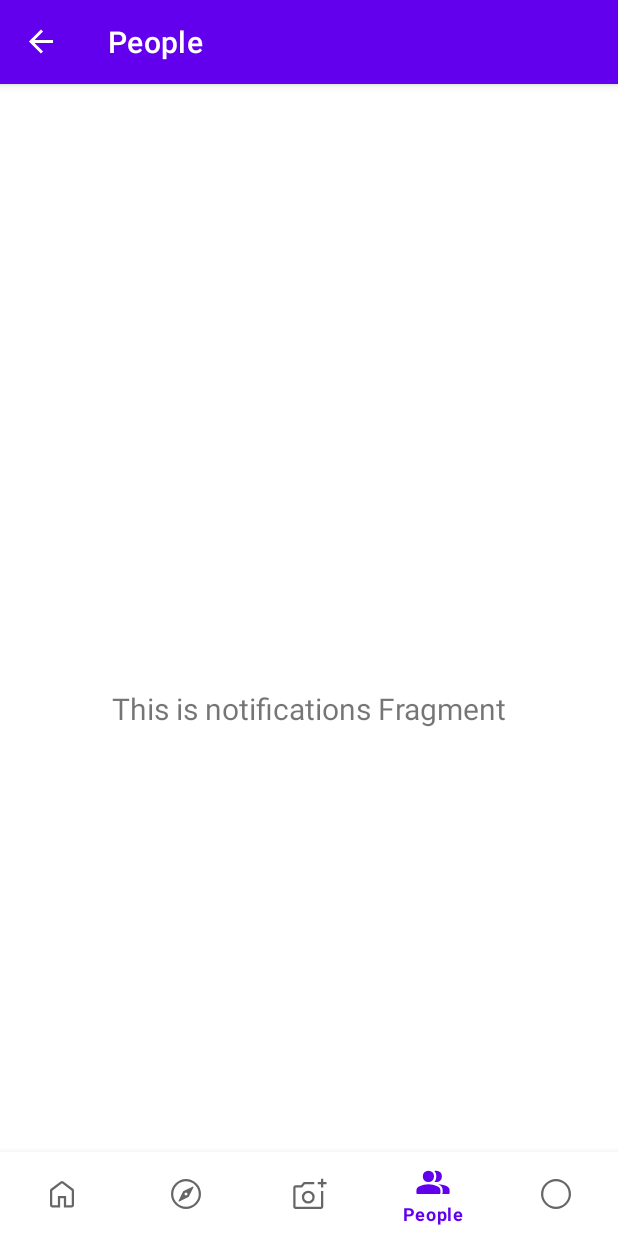
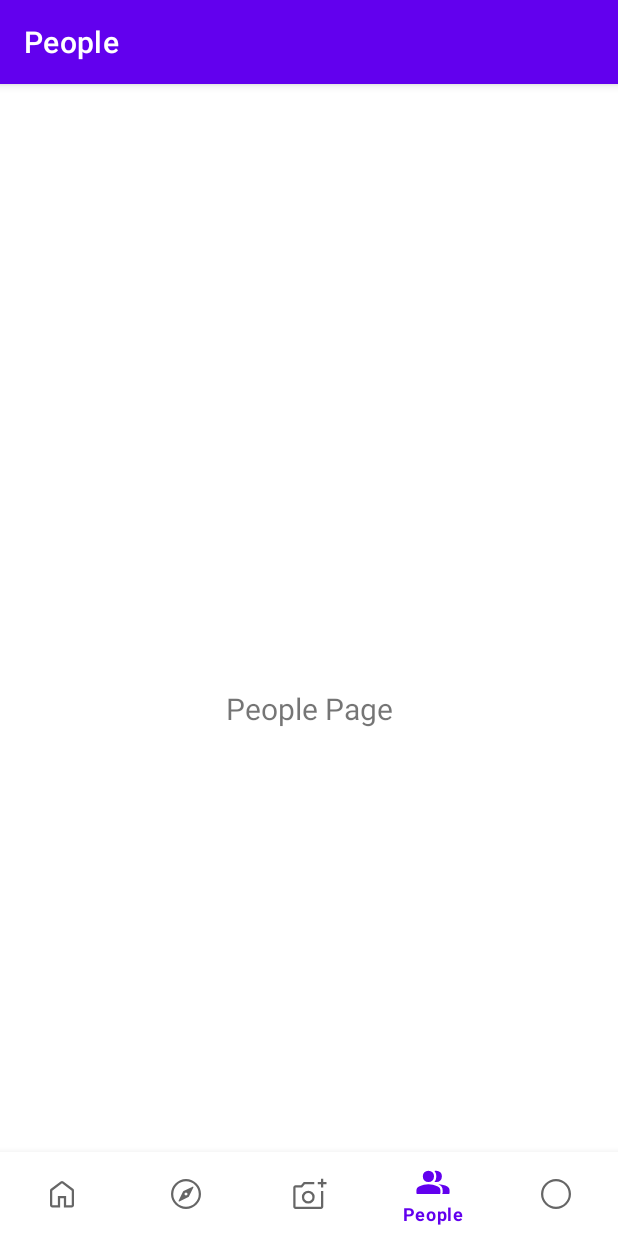
Before and after one commit to aflah02/MapMates, an Android app: the screen it shows after launch (MainActivity), item 4 of the bottom bar chosen, on a phone screen of 412 x 824 dp. Run offline under Robolectric (Android 15) with nearby library versions, the phone set to English and light mode, and no system bars; our stand-ins replace navigation-ui.

Commit message:
Added all fragments

```diff
--- a/MapMates/app/src/main/java/com/example/mapmates/MainActivity.kt
+++ b/MapMates/app/src/main/java/com/example/mapmates/MainActivity.kt
@@ -26,7 +26,7 @@ class MainActivity : AppCompatActivity() {
         // menu should be considered as top level destinations.
         val appBarConfiguration = AppBarConfiguration(
             setOf(
-                R.id.navigation_home, R.id.navigation_explore, R.id.navigation_upload
+                R.id.navigation_home, R.id.navigation_explore, R.id.navigation_upload, R.id.navigation_people, R.id.navigation_profile
             )
         )
         setupActionBarWithNavController(navController, appBarConfiguration)
--- /dev/null
+++ b/MapMates/app/src/main/java/com/example/mapmates/ui/people/PeopleFragment.kt
@@ -0,0 +1,44 @@
+package com.example.mapmates.ui.people
+
+import android.os.Bundle
+import android.view.LayoutInflater
+import android.view.View
+import android.view.ViewGroup
+import android.widget.TextView
+import androidx.fragment.app.Fragment
+import androidx.lifecycle.Observer
+import androidx.lifecycle.ViewModelProvider
+import com.example.mapmates.databinding.FragmentPeopleBinding
+
+class PeopleFragment : Fragment() {
+
+    private lateinit var peopleViewModel: PeopleViewModel
+    private var _binding: FragmentPeopleBinding? = null
+
+    // This property is only valid between onCreateView and
+    // onDestroyView.
+    private val binding get() = _binding!!
+
+    override fun onCreateView(
+        inflater: LayoutInflater,
+        container: ViewGroup?,
+        savedInstanceState: Bundle?
+    ): View? {
+        peopleViewModel =
+            ViewModelProvider(this).get(PeopleViewModel::class.java)
+
+        _binding = FragmentPeopleBinding.inflate(inflater, container, false)
+        val root: View = binding.root
+
+        val textView: TextView = binding.textPeople
+        peopleViewModel.text.observe(viewLifecycleOwner, Observer {
+            textView.text = it
+        })
+        return root
+    }
+
+    override fun onDestroyView() {
+        super.onDestroyView()
+        _binding = null
+    }
+}
--- /dev/null
+++ b/MapMates/app/src/main/java/com/example/mapmates/ui/people/PeopleViewModel.kt
@@ -0,0 +1,14 @@
+package com.example.mapmates.ui.people
+
+
+import androidx.lifecycle.LiveData
+import androidx.lifecycle.MutableLiveData
+import androidx.lifecycle.ViewModel
+
+class PeopleViewModel : ViewModel() {
+
+    private val _text = MutableLiveData<String>().apply {
+        value = "People Page"
+    }
+    val text: LiveData<String> = _text
+}
--- /dev/null
+++ b/MapMates/app/src/main/res/layout/fragment_people.xml
@@ -0,0 +1,22 @@
+<?xml version="1.0" encoding="utf-8"?>
+<androidx.constraintlayout.widget.ConstraintLayout xmlns:android="http://schemas.android.com/apk/res/android"
+    xmlns:app="http://schemas.android.com/apk/res-auto"
+    xmlns:tools="http://schemas.android.com/tools"
+    android:layout_width="match_parent"
+    android:layout_height="match_parent"
+    tools:context=".ui.people.PeopleFragment">
+
+    <TextView
+        android:id="@+id/text_people"
+        android:layout_width="match_parent"
+        android:layout_height="wrap_content"
+        android:layout_marginStart="8dp"
+        android:layout_marginTop="8dp"
+        android:layout_marginEnd="8dp"
+        android:textAlignment="center"
+        android:textSize="20sp"
+        app:layout_constraintBottom_toBottomOf="parent"
+        app:layout_constraintEnd_toEndOf="parent"
+        app:layout_constraintStart_toStartOf="parent"
+        app:layout_constraintTop_toTopOf="parent" />
+</androidx.constraintlayout.widget.ConstraintLayout>
--- a/MapMates/app/src/main/res/navigation/mobile_navigation.xml
+++ b/MapMates/app/src/main/res/navigation/mobile_navigation.xml
@@ -13,26 +13,26 @@
 
     <fragment
         android:id="@+id/navigation_explore"
-        android:name="com.example.mapmates.ui.dashboard.DashboardFragment"
+        android:name="com.example.mapmates.ui.explore.ExploreFragment"
         android:label="@string/title_explore"
-        tools:layout="@layout/fragment_dashboard" />
+        tools:layout="@layout/fragment_explore" />
 
     <fragment
         android:id="@+id/navigation_upload"
-        android:name="com.example.mapmates.ui.notifications.NotificationsFragment"
+        android:name="com.example.mapmates.ui.upload.UploadFragment"
         android:label="@string/title_upload"
         tools:layout="@layout/fragment_dashboard" />
 
     <fragment
         android:id="@+id/navigation_people"
-        android:name="com.example.mapmates.ui.notifications.NotificationsFragment"
+        android:name="com.example.mapmates.ui.people.PeopleFragment"
         android:label="@string/title_people"
-        tools:layout="@layout/fragment_notifications" />
+        tools:layout="@layout/fragment_people" />
 
     <fragment
         android:id="@+id/navigation_profile"
-        android:name="com.example.mapmates.ui.notifications.NotificationsFragment"
+        android:name="com.example.mapmates.ui.profile.ProfileFragment"
         android:label="@string/title_profile"
-        tools:layout="@layout/fragment_notifications" />
+        tools:layout="@layout/fragment_profile" />
 
 </navigation>
```
Also changed, not shown: MapMates/app/src/main/java/com/example/mapmates/ui/explore/ExploreFragment.kt (added, +44 -0 lines), MapMates/app/src/main/java/com/example/mapmates/ui/explore/ExploreViewModel.kt (added, +14 -0 lines), MapMates/app/src/main/java/com/example/mapmates/ui/profile/ProfileFragment.kt (added, +47 -0 lines), MapMates/app/src/main/java/com/example/mapmates/ui/profile/ProfileViewModel.kt (added, +14 -0 lines), MapMates/app/src/main/java/com/example/mapmates/ui/upload/UploadFragment.kt (added, +45 -0 lines), MapMates/app/src/main/java/com/example/mapmates/ui/upload/UploadViewModel.kt (added, +13 -0 lines), MapMates/app/src/main/res/layout/fragment_explore.xml (added, +22 -0 lines), MapMates/app/src/main/res/layout/fragment_profile.xml (added, +22 -0 lines), MapMates/app/src/main/res/layout/fragment_upload.xml (added, +22 -0 lines).
